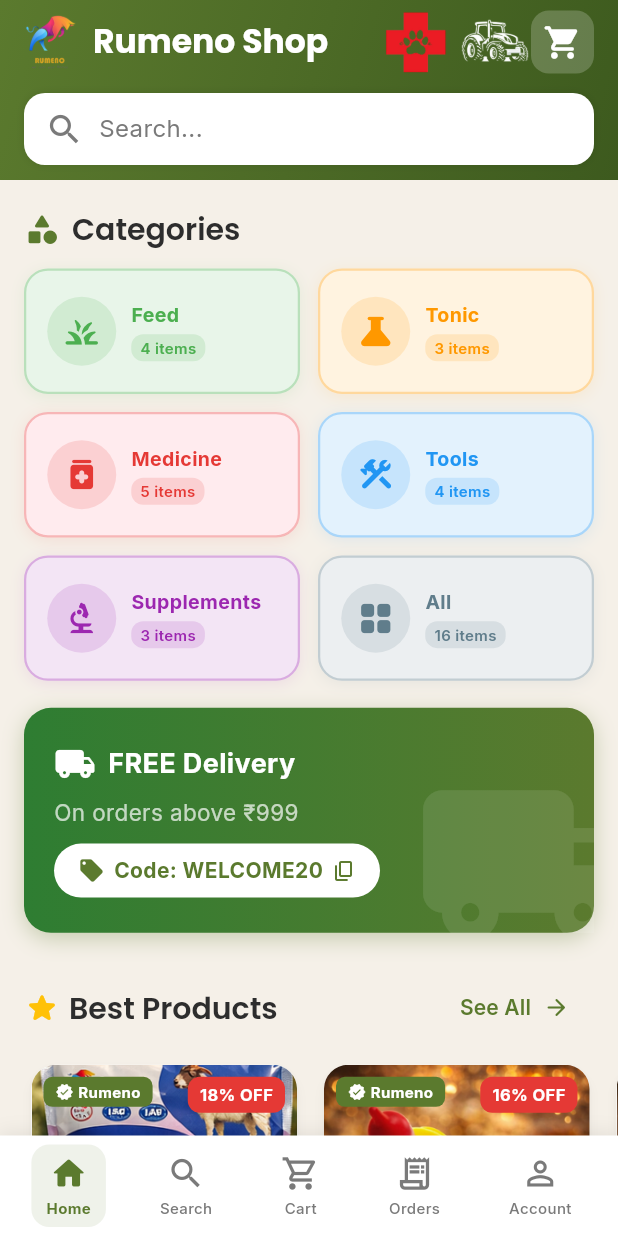
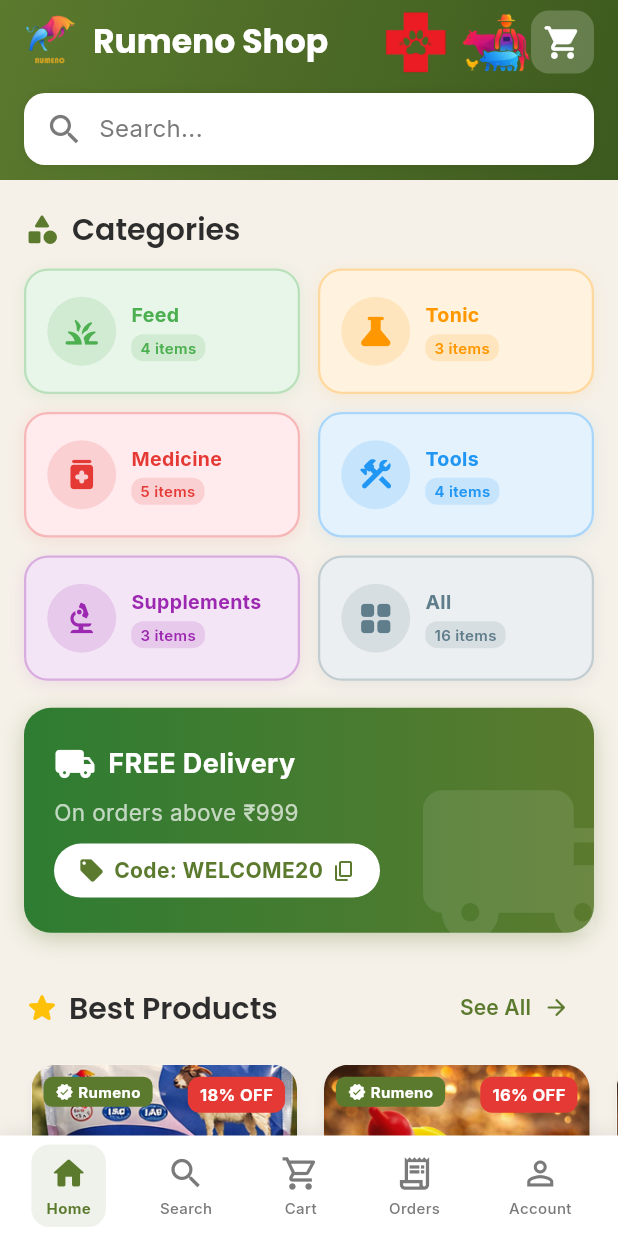
Before and after one commit to ashishsrivastava14/RumenoApp, a Flutter app: the screen it shows after launch, on a phone screen of 412 x 824 dp. Run offline on Flutter 3.47's test engine with Material 3 defaults, Android fonts, the phone set to English and light mode, and no system bars; our stand-ins replace fl_chart, go_router, google_fonts, shimmer; accounts and stored records are empty.

```diff
--- a/rumeno_app/lib/widgets/common/marketplace_button.dart
+++ b/rumeno_app/lib/widgets/common/marketplace_button.dart
@@ -88,7 +88,7 @@
         child: Padding(
           padding: const EdgeInsets.only(left: 6, right: 1, top: 4, bottom: 4),
           child: Image.asset(
-            'assets/images/TractorTrans.png',
+            'assets/images/farm7.png',
             width: 46,
             height: 46,
           ),
```
Also changed, not shown: rumeno_app/assets/images/TractorBlack.png (deleted), rumeno_app/assets/images/TractorTrans.png (deleted), rumeno_app/assets/images/TractorWhite.png (deleted), rumeno_app/assets/images/farm.png (added), rumeno_app/assets/images/farm1.png (added), rumeno_app/assets/images/farm2.png (added), rumeno_app/assets/images/farm4.png (added), rumeno_app/assets/images/farm6.png (added), rumeno_app/assets/images/farm7.png (added).
